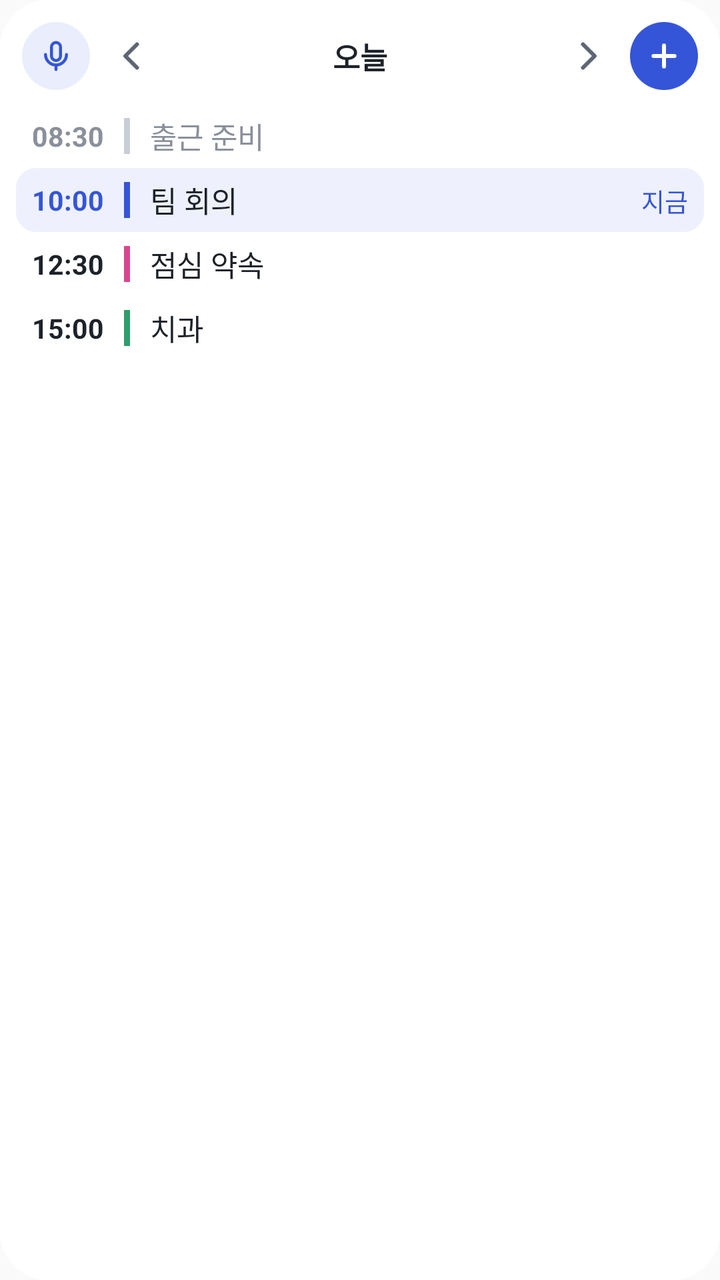
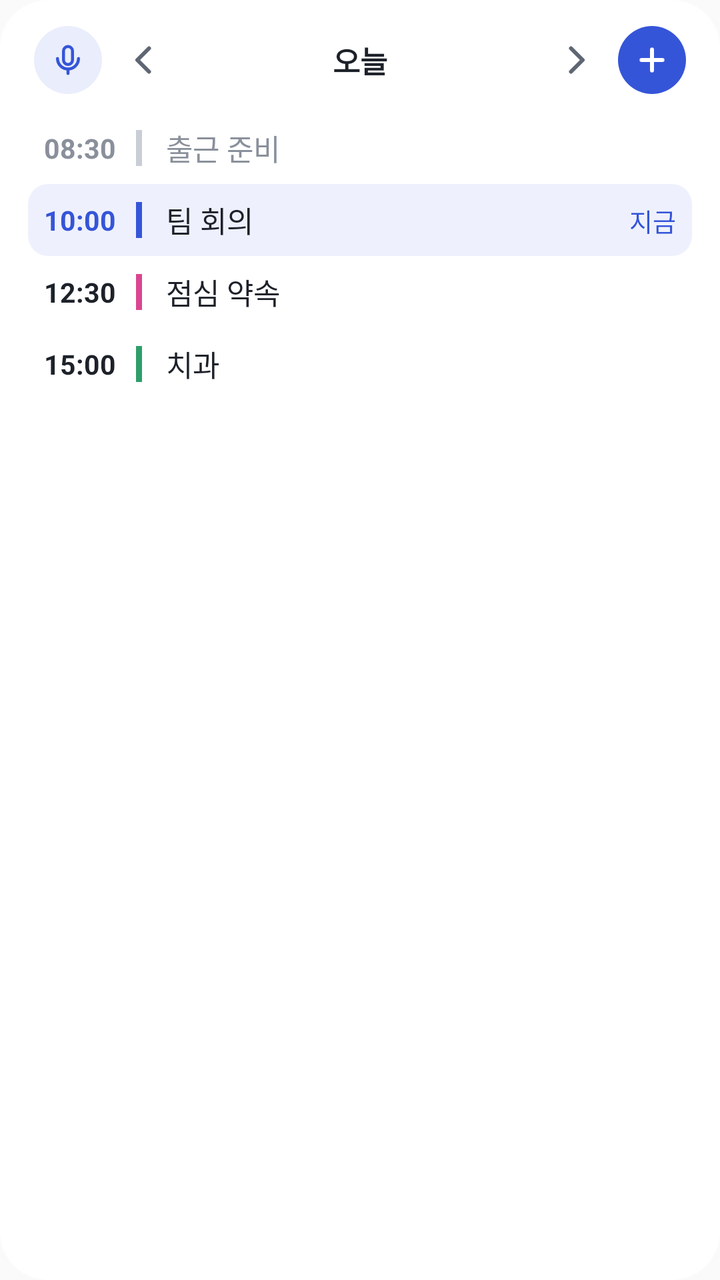

Screens rendered from an Android XML layout before and after an edit, with the pre-edit source and the edit as a unified diff.
<!-- AndroidManifest.xml: application theme AppTheme -->
<!-- res/layout/bx_widget_preview.xml -->
<?xml version="1.0" encoding="utf-8"?>
<LinearLayout xmlns:android="http://schemas.android.com/apk/res/android"
    android:layout_width="match_parent"
    android:layout_height="match_parent"
    android:background="@drawable/bx_widget_bg"
    android:orientation="vertical"
    android:paddingLeft="8dp"
    android:paddingTop="8dp"
    android:paddingRight="8dp"
    android:paddingBottom="10dp">

    <LinearLayout
        android:layout_width="match_parent"
        android:layout_height="40dp"
        android:gravity="center_vertical"
        android:orientation="horizontal">
        <FrameLayout
            android:layout_width="40dp"
            android:layout_height="40dp"
            android:contentDescription="말하기 · 바로 말로 일정 추가">
            <ImageView
                android:layout_width="34dp"
                android:layout_height="34dp"
                android:layout_gravity="center"
                android:background="@drawable/bx_widget_round2"
                android:importantForAccessibility="no"
                android:padding="8dp"
                android:src="@drawable/ic_widget_mic_a" />
        </FrameLayout>
        <FrameLayout
            android:layout_width="36dp"
            android:layout_height="40dp"
            android:contentDescription="전날">
            <ImageView
                android:layout_width="20dp"
                android:layout_height="20dp"
                android:layout_gravity="center"
                android:importantForAccessibility="no"
                android:src="@drawable/ic_widget_prev" />
        </FrameLayout>
        <TextView
            android:layout_width="0dp"
            android:layout_height="40dp"
            android:layout_weight="1"
            android:ellipsize="end"
            android:gravity="center"
            android:maxLines="1"
            android:text="오늘"
            android:textColor="@color/bx_w_ink"
            android:textSize="15sp"
            android:textStyle="bold" />
        <FrameLayout
            android:layout_width="36dp"
            android:layout_height="40dp"
            android:contentDescription="다음 날">
            <ImageView
                android:layout_width="20dp"
                android:layout_height="20dp"
                android:layout_gravity="center"
                android:importantForAccessibility="no"
                android:src="@drawable/ic_widget_next" />
        </FrameLayout>
        <FrameLayout
            android:layout_width="40dp"
            android:layout_height="40dp"
            android:contentDescription="새 일정">
            <ImageView
                android:layout_width="34dp"
                android:layout_height="34dp"
                android:layout_gravity="center"
                android:background="@drawable/bx_widget_round"
                android:importantForAccessibility="no"
                android:padding="8dp"
                android:src="@drawable/ic_widget_plus" />
        </FrameLayout>
    </LinearLayout>

    <FrameLayout
        android:layout_width="match_parent"
        android:layout_height="0dp"
        android:layout_marginTop="4dp"
        android:layout_weight="1">
        <LinearLayout
            android:layout_width="match_parent"
            android:layout_height="match_parent"
            android:orientation="vertical">
        <LinearLayout
    
            android:layout_width="match_parent"
            android:layout_height="32dp"
            android:baselineAligned="true"
            android:gravity="center_vertical"
            android:orientation="horizontal"
            android:paddingLeft="8dp"
            android:paddingRight="8dp">
            <TextView
                android:layout_width="46dp"
                android:layout_height="wrap_content"
                android:maxLines="1"
                android:textColor="@color/bx_w_dim"
                android:text="08:30"
                android:textSize="13.5sp"
                android:textStyle="bold" />
            <FrameLayout
                android:layout_width="3dp"
                android:layout_height="18dp"
                android:layout_gravity="center_vertical"
                android:background="#C9CED6" />
            <TextView
                android:layout_width="0dp"
                android:layout_height="wrap_content"
                android:layout_marginLeft="10dp"
                android:layout_weight="1"
                android:ellipsize="end"
                android:maxLines="1"
                android:textColor="@color/bx_w_dim"
                android:text="출근 준비"
                android:textSize="14.5sp" />
            <TextView
                android:layout_width="wrap_content"
                android:layout_height="wrap_content"
                android:layout_marginLeft="8dp"
                android:ellipsize="end"
                android:gravity="end"
                android:maxLines="1"
                android:maxWidth="130dp"
                android:textColor="@color/bx_w_ink2"
                android:text=""
                android:textSize="12.5sp" />
        </LinearLayout>

        <LinearLayout
            android:background="@drawable/bx_widget_live"
            android:layout_width="match_parent"
            android:layout_height="32dp"
            android:baselineAligned="true"
            android:gravity="center_vertical"
            android:orientation="horizontal"
            android:paddingLeft="8dp"
            android:paddingRight="8dp">
            <TextView
                android:layout_width="46dp"
                android:layout_height="wrap_content"
                android:maxLines="1"
                android:textColor="@color/bx_w_accent"
                android:text="10:00"
                android:textSize="13.5sp"
                android:textStyle="bold" />
            <FrameLayout
                android:layout_width="3dp"
                android:layout_height="18dp"
                android:layout_gravity="center_vertical"
                android:background="@color/bx_w_accent" />
            <TextView
                android:layout_width="0dp"
                android:layout_height="wrap_content"
                android:layout_marginLeft="10dp"
                android:layout_weight="1"
                android:ellipsize="end"
                android:maxLines="1"
                android:textColor="@color/bx_w_ink"
                android:text="팀 회의"
                android:textSize="14.5sp" />
            <TextView
                android:layout_width="wrap_content"
                android:layout_height="wrap_content"
                android:layout_marginLeft="8dp"
                android:ellipsize="end"
                android:gravity="end"
                android:maxLines="1"
                android:maxWidth="130dp"
                android:textColor="@color/bx_w_accent"
                android:text="지금"
                android:textSize="12.5sp" />
        </LinearLayout>

        <LinearLayout
    
            android:layout_width="match_parent"
            android:layout_height="32dp"
            android:baselineAligned="true"
            android:gravity="center_vertical"
            android:orientation="horizontal"
            android:paddingLeft="8dp"
            android:paddingRight="8dp">
            <TextView
                android:layout_width="46dp"
                android:layout_height="wrap_content"
                android:maxLines="1"
                android:textColor="@color/bx_w_ink"
                android:text="12:30"
                android:textSize="13.5sp"
                android:textStyle="bold" />
            <FrameLayout
                android:layout_width="3dp"
                android:layout_height="18dp"
                android:layout_gravity="center_vertical"
                android:background="#D9468F" />
            <TextView
                android:layout_width="0dp"
                android:layout_height="wrap_content"
                android:layout_marginLeft="10dp"
                android:layout_weight="1"
                android:ellipsize="end"
                android:maxLines="1"
                android:textColor="@color/bx_w_ink"
                android:text="점심 약속"
                android:textSize="14.5sp" />
            <TextView
                android:layout_width="wrap_content"
                android:layout_height="wrap_content"
                android:layout_marginLeft="8dp"
                android:ellipsize="end"
                android:gravity="end"
                android:maxLines="1"
                android:maxWidth="130dp"
                android:textColor="@color/bx_w_ink2"
                android:text=""
                android:textSize="12.5sp" />
        </LinearLayout>

        <LinearLayout
    
            android:layout_width="match_parent"
            android:layout_height="32dp"
            android:baselineAligned="true"
            android:gravity="center_vertical"
            android:orientation="horizontal"
            android:paddingLeft="8dp"
            android:paddingRight="8dp">
            <TextView
                android:layout_width="46dp"
                android:layout_height="wrap_content"
                android:maxLines="1"
                android:textColor="@color/bx_w_ink"
                android:text="15:00"
                android:textSize="13.5sp"
                android:textStyle="bold" />
            <FrameLayout
                android:layout_width="3dp"
                android:layout_height="18dp"
                android:layout_gravity="center_vertical"
                android:background="#2E9E6A" />
            <TextView
                android:layout_width="0dp"
                android:layout_height="wrap_content"
                android:layout_marginLeft="10dp"
                android:layout_weight="1"
                android:ellipsize="end"
                android:maxLines="1"
                android:textColor="@color/bx_w_ink"
                android:text="치과"
                android:textSize="14.5sp" />
            <TextView
                android:layout_width="wrap_content"
                android:layout_height="wrap_content"
                android:layout_marginLeft="8dp"
                android:ellipsize="end"
                android:gravity="end"
                android:maxLines="1"
                android:maxWidth="130dp"
                android:textColor="@color/bx_w_ink2"
                android:text=""
                android:textSize="12.5sp" />
        </LinearLayout>

        </LinearLayout>
    </FrameLayout>
</LinearLayout>
<!-- resources referenced by this layout -->
<resources>
  <color name="bx_w_accent">#3555D8</color>
  <color name="bx_w_dim">#8A909B</color>
  <color name="bx_w_ink">#1D2129</color>
  <color name="bx_w_ink2">#5F6673</color>
  <!-- drawable bx_widget_bg (drawable) -->
  <?xml version="1.0" encoding="utf-8"?>
  <shape xmlns:android="http://schemas.android.com/apk/res/android" android:shape="rectangle">
      <solid android:color="@color/bx_w_bg" />
      <corners android:radius="24dp" />
  </shape>
  <!-- drawable bx_widget_live (drawable) -->
  <?xml version="1.0" encoding="utf-8"?>
  <shape xmlns:android="http://schemas.android.com/apk/res/android" android:shape="rectangle">
      <solid android:color="@color/bx_w_live" />
      <corners android:radius="10dp" />
  </shape>
  <!-- drawable bx_widget_round (drawable) -->
  <?xml version="1.0" encoding="utf-8"?>
  <shape xmlns:android="http://schemas.android.com/apk/res/android" android:shape="oval">
      <solid android:color="@color/bx_w_btn" />
  </shape>
  <!-- drawable bx_widget_round2 (drawable) -->
  <?xml version="1.0" encoding="utf-8"?>
  <shape xmlns:android="http://schemas.android.com/apk/res/android" android:shape="oval">
      <solid android:color="@color/bx_w_btn2" />
  </shape>
  <!-- drawable ic_widget_mic_a (drawable) -->
  <?xml version="1.0" encoding="utf-8"?>
  <vector xmlns:android="http://schemas.android.com/apk/res/android"
      android:width="24dp" android:height="24dp" android:viewportWidth="24" android:viewportHeight="24">
      <path android:fillColor="#00000000" android:strokeColor="@color/bx_w_accent" android:strokeWidth="2" android:strokeLineCap="round" android:strokeLineJoin="round"
          android:pathData="M12,3a3,3 0 0,1 3,3v6a3,3 0 0,1 -6,0V6a3,3 0 0,1 3,-3z" />
      <path android:fillColor="#00000000" android:strokeColor="@color/bx_w_accent" android:strokeWidth="2" android:strokeLineCap="round" android:strokeLineJoin="round"
          android:pathData="M5,11a7,7 0 0,0 14,0M12,18v3" />
  </vector>
  <!-- drawable ic_widget_next (drawable) -->
  <vector xmlns:android="http://schemas.android.com/apk/res/android"
      android:width="24dp" android:height="24dp" android:viewportWidth="24" android:viewportHeight="24">
      <path android:fillColor="#00000000" android:strokeColor="@color/bx_w_ink2" android:strokeWidth="2.4" android:strokeLineCap="round" android:strokeLineJoin="round"
          android:pathData="M9,5l7,7l-7,7" />
  </vector>
  <!-- drawable ic_widget_plus (drawable) -->
  <vector xmlns:android="http://schemas.android.com/apk/res/android"
      android:width="24dp" android:height="24dp" android:viewportWidth="24" android:viewportHeight="24">
      <path android:fillColor="#00000000" android:strokeColor="#FFFFFF" android:strokeWidth="2.6" android:strokeLineCap="round"
          android:pathData="M12,5v14M5,12h14" />
  </vector>
  <!-- drawable ic_widget_prev (drawable) -->
  <vector xmlns:android="http://schemas.android.com/apk/res/android"
      android:width="24dp" android:height="24dp" android:viewportWidth="24" android:viewportHeight="24">
      <path android:fillColor="#00000000" android:strokeColor="@color/bx_w_ink2" android:strokeWidth="2.4" android:strokeLineCap="round" android:strokeLineJoin="round"
          android:pathData="M15,5l-7,7l7,7" />
  </vector>
  <style name="AppTheme" parent="Theme.AppCompat.Light.DarkActionBar">
          
          <item name="colorPrimary">@color/colorPrimary</item>
          <item name="colorPrimaryDark">@color/colorPrimaryDark</item>
          <item name="colorAccent">@color/colorAccent</item>
      </style>
  <color name="bx_w_bg">#FFFFFF</color>
  <color name="bx_w_live">#EEF1FD</color>
  <color name="bx_w_btn">#3555D8</color>
  <color name="bx_w_btn2">#E9EDFC</color>
</resources>

<!-- the commit's change to res/layout/bx_widget_preview.xml (unified diff, before → after) -->
@@ -4,10 +4,10 @@
     android:layout_height="match_parent"
     android:background="@drawable/bx_widget_bg"
     android:orientation="vertical"
-    android:paddingLeft="8dp"
-    android:paddingTop="8dp"
-    android:paddingRight="8dp"
-    android:paddingBottom="10dp">
+    android:paddingLeft="14dp"
+    android:paddingTop="10dp"
+    android:paddingRight="14dp"
+    android:paddingBottom="12dp">
 
     <LinearLayout
         android:layout_width="match_parent"
@@ -78,7 +78,7 @@
     <FrameLayout
         android:layout_width="match_parent"
         android:layout_height="0dp"
-        android:layout_marginTop="4dp"
+        android:layout_marginTop="6dp"
         android:layout_weight="1">
         <LinearLayout
             android:layout_width="match_parent"
@@ -87,7 +87,7 @@
         <LinearLayout
     
             android:layout_width="match_parent"
-            android:layout_height="32dp"
+            android:layout_height="36dp"
             android:baselineAligned="true"
             android:gravity="center_vertical"
             android:orientation="horizontal"
@@ -109,7 +109,7 @@
             <TextView
                 android:layout_width="0dp"
                 android:layout_height="wrap_content"
-                android:layout_marginLeft="10dp"
+                android:layout_marginLeft="12dp"
                 android:layout_weight="1"
                 android:ellipsize="end"
                 android:maxLines="1"
@@ -132,7 +132,7 @@
         <LinearLayout
             android:background="@drawable/bx_widget_live"
             android:layout_width="match_parent"
-            android:layout_height="32dp"
+            android:layout_height="36dp"
             android:baselineAligned="true"
             android:gravity="center_vertical"
             android:orientation="horizontal"
@@ -154,7 +154,7 @@
             <TextView
                 android:layout_width="0dp"
                 android:layout_height="wrap_content"
-                android:layout_marginLeft="10dp"
+                android:layout_marginLeft="12dp"
                 android:layout_weight="1"
                 android:ellipsize="end"
                 android:maxLines="1"
@@ -177,7 +177,7 @@
         <LinearLayout
     
             android:layout_width="match_parent"
-            android:layout_height="32dp"
+            android:layout_height="36dp"
             android:baselineAligned="true"
             android:gravity="center_vertical"
             android:orientation="horizontal"
@@ -199,7 +199,7 @@
             <TextView
                 android:layout_width="0dp"
                 android:layout_height="wrap_content"
-                android:layout_marginLeft="10dp"
+                android:layout_marginLeft="12dp"
                 android:layout_weight="1"
                 android:ellipsize="end"
                 android:maxLines="1"
@@ -222,7 +222,7 @@
         <LinearLayout
     
             android:layout_width="match_parent"
-            android:layout_height="32dp"
+            android:layout_height="36dp"
             android:baselineAligned="true"
             android:gravity="center_vertical"
             android:orientation="horizontal"
@@ -244,7 +244,7 @@
             <TextView
                 android:layout_width="0dp"
                 android:layout_height="wrap_content"
-                android:layout_marginLeft="10dp"
+                android:layout_marginLeft="12dp"
                 android:layout_weight="1"
                 android:ellipsize="end"
                 android:maxLines="1"
